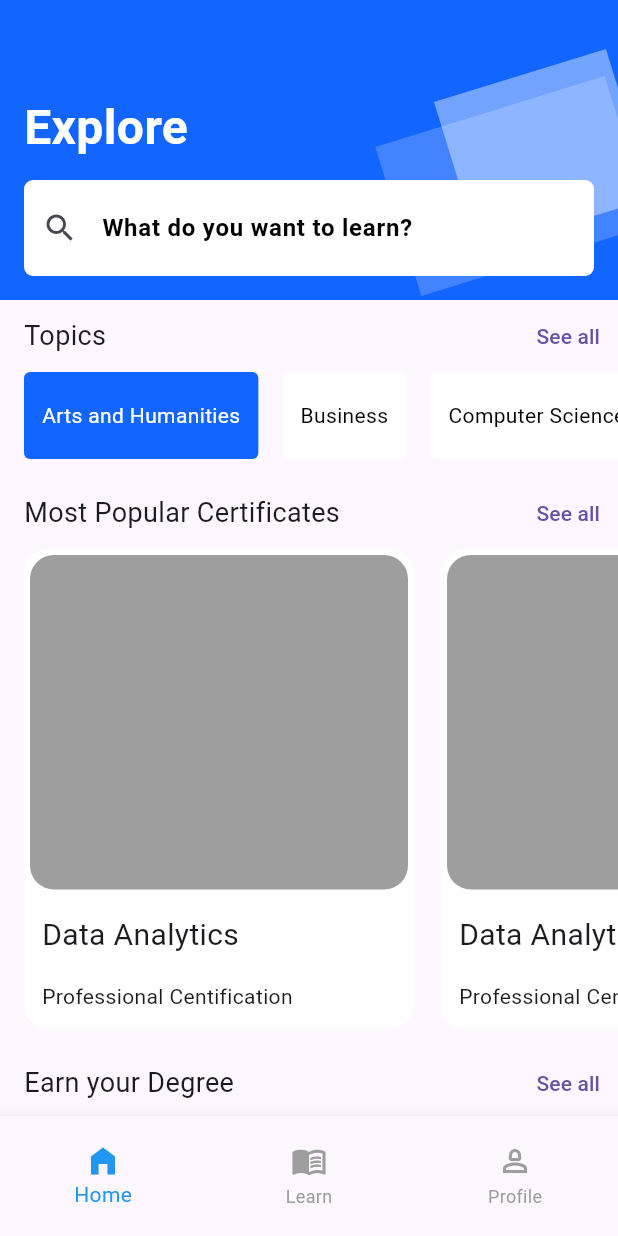
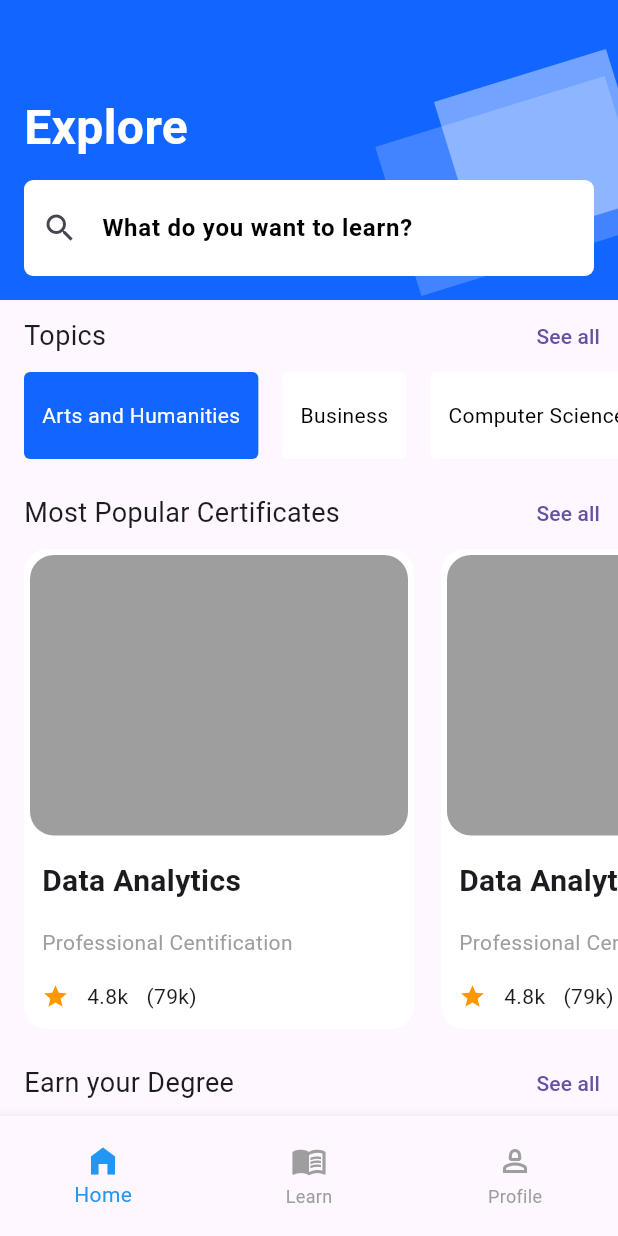
Before and after one commit to JAICHANGPARK/flutter_notebook_chapter_43, a Flutter app: the ELearningHomePage screen opened directly, on a phone screen of 412 x 824 dp. Run offline on Flutter 3.47's test engine with Material 3 defaults, Android fonts, the phone set to English and light mode, and no system bars.

Commit message:
Update e_learning_home_page.dart

```diff
--- a/lib/ep2151_e_learning_app/views/e_learning_home_page.dart
+++ b/lib/ep2151_e_learning_app/views/e_learning_home_page.dart
@@ -225,15 +225,32 @@ class _ELearningHomePageState extends State<ELearningHomePage> {
                                           "Data Analytics",
                                           style: TextStyle(
                                             fontSize: 20,
+                                            fontWeight: FontWeight.bold,
                                           ),
                                         ),
                                         Text(
                                           "Professional Centification",
+                                          style: TextStyle(
+                                            color: Colors.grey,
+                                          ),
                                         ),
+                                        Row(
+                                          spacing: 12,
+                                          children: [
+                                            Icon(
+                                              Icons.star,
+                                              size: 18,
+                                              color: Colors.orange,
+                                            ),
+                                            Text("4.8k"),
+                                            Text(
+                                              "(79k)",
+                                            )
+                                          ],
+                                        )
                                       ],
                                     ),
                                   )
-
                                 ],
                               ),
                             );
```
